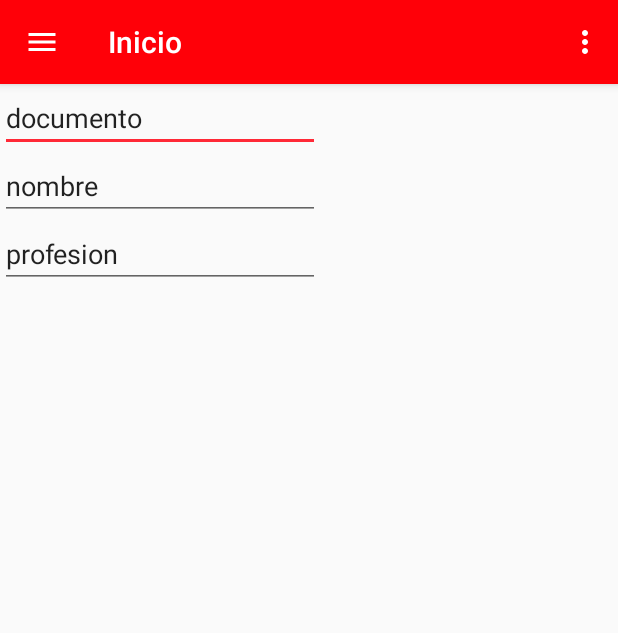
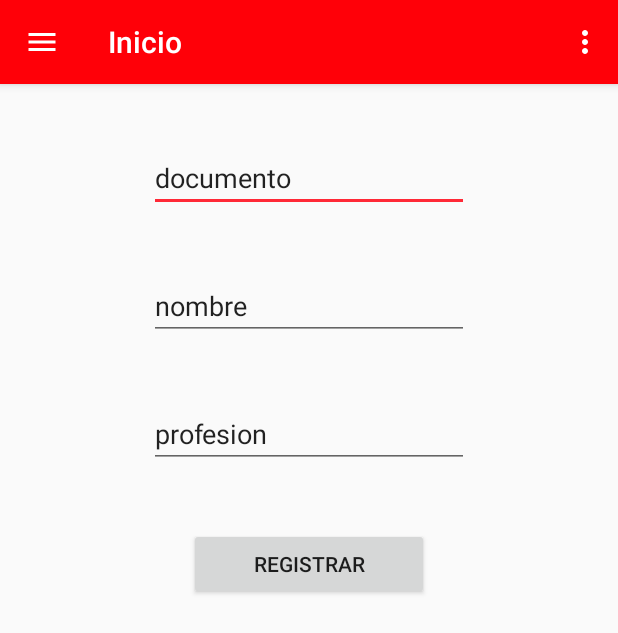
Before and after one commit to montes8/demo_DBRemota, an Android app: the RegistrarUsuarioFragment screen opened directly, with no data from a screen before it, on a phone screen of 412 x 824 dp. Shown: the top 633 px of the screen. Run offline under Robolectric (Android 15) with nearby library versions, the phone set to English and light mode, and no system bars; 1 statement that could not run was skipped.

Commit message:
agragndo campos al regitro.xml

```diff
--- a/app/src/main/res/layout/fragment_registrar_usuario.xml
+++ b/app/src/main/res/layout/fragment_registrar_usuario.xml
@@ -14,6 +14,8 @@
         android:layout_width="wrap_content"
         android:layout_height="wrap_content"
         android:ems="10"
+        android:layout_marginTop="40dp"
+        android:layout_gravity="center_horizontal"
         android:inputType="textPersonName"
         android:text="documento" />
     <EditText
@@ -21,6 +23,8 @@
         android:layout_width="wrap_content"
         android:layout_height="wrap_content"
         android:ems="10"
+        android:layout_marginTop="40dp"
+        android:layout_gravity="center_horizontal"
         android:inputType="textPersonName"
         android:text="nombre" />
     <EditText
@@ -28,7 +32,17 @@
         android:layout_width="wrap_content"
         android:layout_height="wrap_content"
         android:ems="10"
+        android:layout_marginTop="40dp"
+        android:layout_gravity="center_horizontal"
         android:inputType="textPersonName"
         android:text="profesion" />
 
+    <Button
+        android:layout_width="wrap_content"
+        android:layout_height="wrap_content"
+        android:layout_gravity="center_horizontal"
+        android:ems="10"
+        android:layout_marginTop="40dp"
+        android:text="registrar"/>
+
 </LinearLayout>
```
